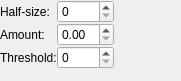
Old version of the form krita/plugins/filters/unsharp/wdgunsharp.ui in the repository KDE/krita.
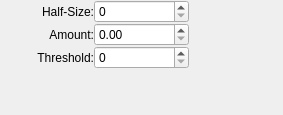
New version of the form.

Commit message: - Fixed Horizontal Emboss kernel - 'Blur' Filter UI improvements, and added aspect lock to filter config - UI adjustments to some filters for better HIG conformity

Diff of the .ui file:
```diff
--- a/krita/plugins/filters/unsharp/wdgunsharp.ui
+++ b/krita/plugins/filters/unsharp/wdgunsharp.ui
@@ -1,12 +1,12 @@
 <ui version="4.0" >
  <class>WdgUnsharp</class>
- <widget class="QWidget" name="WdgUnsharp" >
-  <property name="geometry" >
+ <widget class="QWidget" name="WdgUnsharp">
+  <property name="geometry">
    <rect>
     <x>0</x>
     <y>0</y>
-    <width>181</width>
-    <height>81</height>
+    <width>283</width>
+    <height>115</height>
    </rect>
   </property>
   <layout class="QGridLayout" >
@@ -16,70 +16,102 @@
    <property name="spacing" >
     <number>0</number>
    </property>
-   <item row="0" column="1" >
-    <widget class="QSpinBox" native="1" name="intHalfSize" />
+   <item row="0" column="1">
+    <widget class="QSpinBox" name="intHalfSize">
+     <property name="sizePolicy">
+      <sizepolicy hsizetype="Expanding" vsizetype="Fixed">
+       <horstretch>0</horstretch>
+       <verstretch>0</verstretch>
+      </sizepolicy>
+     </property>
+    </widget>
    </item>
-   <item row="0" column="0" >
-    <widget class="QLabel" name="textLabel1" >
-     <property name="text" >
-      <string>Half-size:</string>
+   <item row="0" column="0">
+    <widget class="QLabel" name="textLabel1">
+     <property name="sizePolicy">
+      <sizepolicy hsizetype="MinimumExpanding" vsizetype="Preferred">
+       <horstretch>0</horstretch>
+       <verstretch>0</verstretch>
+      </sizepolicy>
      </property>
-     <property name="wordWrap" >
+     <property name="text">
+      <string>Half-Size:</string>
+     </property>
+     <property name="alignment">
+      <set>Qt::AlignRight|Qt::AlignTrailing|Qt::AlignVCenter</set>
+     </property>
+     <property name="wordWrap">
       <bool>false</bool>
      </property>
     </widget>
    </item>
-   <item row="1" column="1" >
-    <widget class="QDoubleSpinBox" native="1" name="doubleAmount" />
+   <item row="1" column="1">
+    <widget class="QDoubleSpinBox" name="doubleAmount">
+     <property name="sizePolicy">
+      <sizepolicy hsizetype="Expanding" vsizetype="Fixed">
+       <horstretch>0</horstretch>
+       <verstretch>0</verstretch>
+      </sizepolicy>
+     </property>
+    </widget>
    </item>
-   <item row="2" column="0" >
-    <widget class="QLabel" name="textLabel2" >
-     <property name="text" >
+   <item row="2" column="0">
+    <widget class="QLabel" name="textLabel2">
+     <property name="sizePolicy">
+      <sizepolicy hsizetype="MinimumExpanding" vsizetype="Preferred">
+       <horstretch>0</horstretch>
+       <verstretch>0</verstretch>
+      </sizepolicy>
+     </property>
+     <property name="text">
       <string>Threshold:</string>
      </property>
-     <property name="wordWrap" >
+     <property name="alignment">
+      <set>Qt::AlignRight|Qt::AlignTrailing|Qt::AlignVCenter</set>
+     </property>
+     <property name="wordWrap">
       <bool>false</bool>
      </property>
     </widget>
    </item>
-   <item row="1" column="0" >
-    <widget class="QLabel" name="textLabel3" >
-     <property name="text" >
+   <item row="1" column="0">
+    <widget class="QLabel" name="textLabel3">
+     <property name="sizePolicy">
+      <sizepolicy hsizetype="MinimumExpanding" vsizetype="Preferred">
+       <horstretch>0</horstretch>
+       <verstretch>0</verstretch>
+      </sizepolicy>
+     </property>
+     <property name="text">
       <string>Amount:</string>
      </property>
-     <property name="wordWrap" >
+     <property name="alignment">
+      <set>Qt::AlignRight|Qt::AlignTrailing|Qt::AlignVCenter</set>
+     </property>
+     <property name="wordWrap">
       <bool>false</bool>
      </property>
     </widget>
    </item>
-   <item row="1" column="2" >
-    <spacer>
-     <property name="orientation" >
-      <enum>Qt::Horizontal</enum>
+   <item row="2" column="1">
+    <widget class="QSpinBox" name="intThreshold">
+     <property name="sizePolicy">
+      <sizepolicy hsizetype="Expanding" vsizetype="Fixed">
+       <horstretch>0</horstretch>
+       <verstretch>0</verstretch>
+      </sizepolicy>
      </property>
-     <property name="sizeType" >
-      <enum>QSizePolicy::Expanding</enum>
-     </property>
-     <property name="sizeHint" >
-      <size>
-       <width>21</width>
-       <height>20</height>
-      </size>
-     </property>
-    </spacer>
+    </widget>
    </item>
-   <item row="2" column="1" >
-    <widget class="QSpinBox" native="1" name="intThreshold" />
-   </item>
-   <item row="3" column="1" >
+   <item row="3" column="0" colspan="2">
     <spacer>
-     <property name="orientation" >
+     <property name="orientation">
       <enum>Qt::Vertical</enum>
      </property>
-     <property name="sizeType" >
+     <property name="sizeType">
       <enum>QSizePolicy::Expanding</enum>
      </property>
-     <property name="sizeHint" >
+     <property name="sizeHint" stdset="0">
       <size>
        <width>20</width>
        <height>21</height>
@@ -87,13 +119,22 @@
      </property>
     </spacer>
    </item>
+   <item row="0" column="2" rowspan="3">
+    <spacer name="horizontalSpacer">
+     <property name="orientation">
+      <enum>Qt::Horizontal</enum>
+     </property>
+     <property name="sizeHint" stdset="0">
+      <size>
+       <width>40</width>
+       <height>20</height>
+      </size>
+     </property>
+    </spacer>
+   </item>
   </layout>
  </widget>
- <layoutdefault spacing="6" margin="11" />
-  <customwidgets>
- </customwidgets>
- <includes>
- </includes>
+ <layoutdefault spacing="6" margin="11"/>
  <resources/>
  <connections/>
 </ui>
```
Left out of the diff: 9 changed lines with no effect on the pictures. The commit also changes 7 other files.
